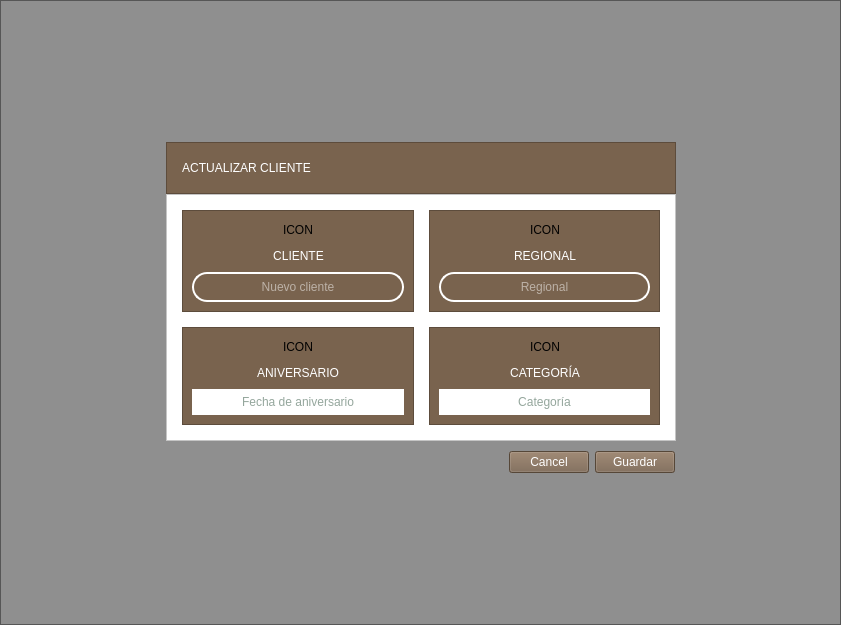
This is update_client.ui in altitude-solutions/Camino_Real_Desktop as Qt 5 draws it before an edit. The edited form follows.
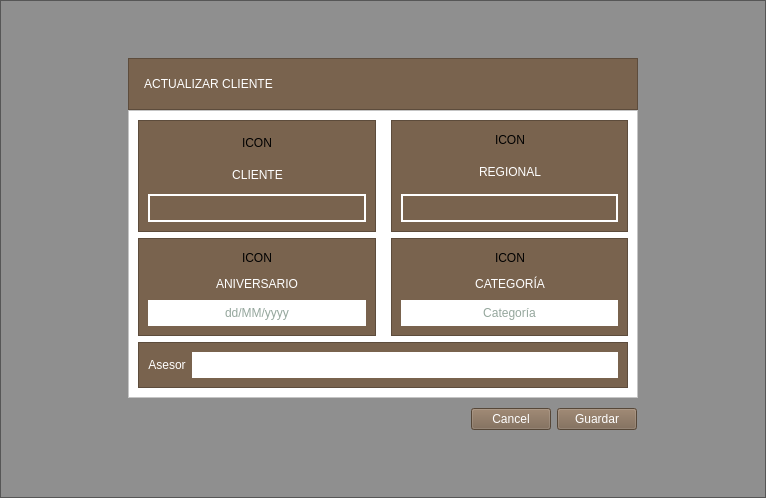
This is the edited form.

The edit to the form file:
```diff
--- a/update_client.ui
+++ b/update_client.ui
@@ -6,14 +6,17 @@
    <rect>
     <x>0</x>
     <y>0</y>
-    <width>841</width>
-    <height>625</height>
+    <width>766</width>
+    <height>498</height>
    </rect>
   </property>
   <property name="windowTitle">
    <string>Form</string>
   </property>
-  <layout class="QHBoxLayout" name="horizontalLayout_12">
+  <layout class="QHBoxLayout" name="horizontalLayout_15">
+   <property name="spacing">
+    <number>0</number>
+   </property>
    <property name="leftMargin">
     <number>0</number>
    </property>
@@ -52,7 +55,7 @@
        </spacer>
       </item>
       <item>
-       <layout class="QHBoxLayout" name="horizontalLayout_10">
+       <layout class="QHBoxLayout" name="horizontalLayout_14">
         <item>
          <spacer name="horizontalSpacer_18">
           <property name="orientation">
@@ -68,8 +71,6 @@
         </item>
         <item>
          <layout class="QVBoxLayout" name="verticalLayout_6">
-          <item>
-           <layout class="QVBoxLayout" name="verticalLayout_5">
             <property name="spacing">
              <number>0</number>
             </property>
@@ -138,23 +139,13 @@
               <property name="frameShadow">
                <enum>QFrame::Raised</enum>
               </property>
-              <layout class="QGridLayout" name="gridLayout">
-               <property name="leftMargin">
-                <number>15</number>
-               </property>
-               <property name="topMargin">
-                <number>15</number>
-               </property>
-               <property name="rightMargin">
-                <number>15</number>
-               </property>
-               <property name="bottomMargin">
-                <number>15</number>
-               </property>
+            <layout class="QVBoxLayout" name="verticalLayout_5">
+             <item>
+              <layout class="QHBoxLayout" name="horizontalLayout_10">
                <property name="spacing">
                 <number>15</number>
                </property>
-               <item row="0" column="0">
+               <item>
                 <widget class="QFrame" name="frame_2">
                  <property name="styleSheet">
                   <string notr="true">background-color:#79634E;</string>
@@ -248,7 +239,7 @@
                    </layout>
                   </item>
                   <item>
-                   <widget class="QLineEdit" name="cliente">
+                   <widget class="QLabel" name="cliente">
                     <property name="styleSheet">
                      <string notr="true">background-color:#79634E;
 border: 2px solid white;
@@ -261,18 +252,18 @@
 
 </string>
                     </property>
+                    <property name="text">
+                     <string/>
+                    </property>
                     <property name="alignment">
                      <set>Qt::AlignCenter</set>
                     </property>
-                    <property name="placeholderText">
-                     <string>Nuevo cliente</string>
-                    </property>
                    </widget>
                   </item>
                  </layout>
                 </widget>
                </item>
-               <item row="0" column="1">
+               <item>
                 <widget class="QFrame" name="frame_3">
                  <property name="styleSheet">
                   <string notr="true">background-color:#79634E;</string>
@@ -284,6 +275,9 @@
                   <enum>QFrame::Raised</enum>
                  </property>
                  <layout class="QVBoxLayout" name="verticalLayout_2">
+                  <property name="spacing">
+                   <number>12</number>
+                  </property>
                   <item>
                    <layout class="QHBoxLayout" name="horizontalLayout_3">
                     <item>
@@ -366,7 +360,7 @@
                    </layout>
                   </item>
                   <item>
-                   <widget class="QLineEdit" name="regional">
+                   <widget class="QLabel" name="regional">
                     <property name="styleSheet">
                      <string notr="true">background-color:#79634E;
 border: 2px solid white;
@@ -379,18 +373,25 @@
 
 </string>
                     </property>
+                    <property name="text">
+                     <string/>
+                    </property>
                     <property name="alignment">
                      <set>Qt::AlignCenter</set>
                     </property>
-                    <property name="placeholderText">
-                     <string>Regional</string>
-                    </property>
-                   </widget>
-                  </item>
-                 </layout>
-                </widget>
-               </item>
-               <item row="1" column="0">
+                   </widget>
+                  </item>
+                 </layout>
+                </widget>
+               </item>
+              </layout>
+             </item>
+             <item>
+              <layout class="QHBoxLayout" name="horizontalLayout_12">
+               <property name="spacing">
+                <number>15</number>
+               </property>
+               <item>
                 <widget class="QFrame" name="frame_4">
                  <property name="styleSheet">
                   <string notr="true">background-color:#79634E;</string>
@@ -500,14 +501,14 @@
                      <set>Qt::AlignCenter</set>
                     </property>
                     <property name="placeholderText">
-                     <string>Fecha de aniversario</string>
+                     <string>dd/MM/yyyy</string>
                     </property>
                    </widget>
                   </item>
                  </layout>
                 </widget>
                </item>
-               <item row="1" column="1">
+               <item>
                 <widget class="QFrame" name="frame_5">
                  <property name="styleSheet">
                   <string notr="true">background-color:#79634E;</string>
@@ -625,6 +626,58 @@
                 </widget>
                </item>
               </layout>
+             </item>
+             <item>
+              <widget class="QFrame" name="frame_9">
+               <property name="styleSheet">
+                <string notr="true">background-color:#79634E;</string>
+               </property>
+               <property name="frameShape">
+                <enum>QFrame::StyledPanel</enum>
+               </property>
+               <property name="frameShadow">
+                <enum>QFrame::Raised</enum>
+               </property>
+               <layout class="QHBoxLayout" name="horizontalLayout_13">
+                <item>
+                 <widget class="QLabel" name="label_3">
+                  <property name="styleSheet">
+                   <string notr="true">font: 12pt &quot;MS Shell Dlg 2&quot;;
+color:white;</string>
+                  </property>
+                  <property name="text">
+                   <string>Asesor</string>
+                  </property>
+                  <property name="alignment">
+                   <set>Qt::AlignCenter</set>
+                  </property>
+                 </widget>
+                </item>
+                <item>
+                 <widget class="QLineEdit" name="agente">
+                  <property name="styleSheet">
+                   <string notr="true">background-color:white;
+border-radius:15px;
+color: #294D39;
+font: 12pt &quot;MS Shell Dlg 2&quot;;
+padding:5px;
+min-height:1.5em;
+
+
+</string>
+                  </property>
+                  <property name="alignment">
+                   <set>Qt::AlignCenter</set>
+                  </property>
+                  <property name="placeholderText">
+                   <string/>
+                  </property>
+                 </widget>
+                </item>
+               </layout>
+              </widget>
+             </item>
+            </layout>
              </widget>
             </item>
             <item>
@@ -689,8 +742,6 @@
                </item>
               </layout>
              </widget>
-            </item>
-           </layout>
           </item>
          </layout>
         </item>
```
Lines whose indentation alone changed are shown as unchanged.
